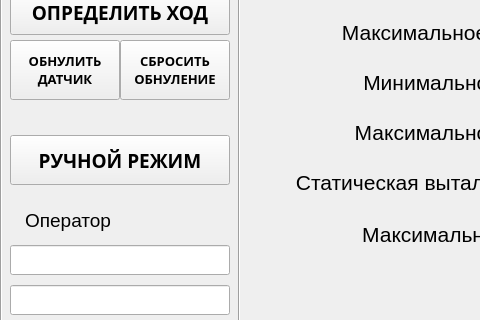
The window that ui/mainui.ui (Skorikof/SPG-023MK) describes before a commit, drawn with Qt 5; both pictures show x 0 to 480 and y 465 to 785 of the 1260 by 930 pixel window.
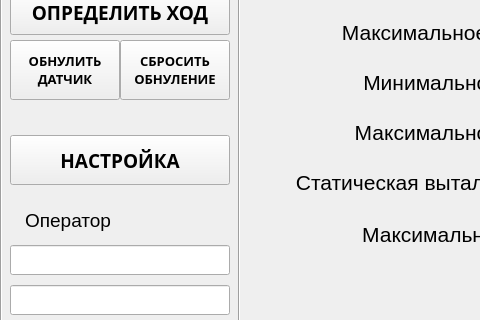
The same window after the commit. Custom widgets are drawn as their Qt base class.

Commit message: Изменено окно настройки. В контроллере добавлен внутренний флаг повтора испытания, мимо главного словаря

The edit to the form file:
```diff
--- a/ui/mainui.ui
+++ b/ui/mainui.ui
@@ -257,7 +257,7 @@
          </font>
         </property>
         <property name="text">
-         <string>РУЧНОЙ РЕЖИМ</string>
+         <string>НАСТРОЙКА</string>
         </property>
        </widget>
        <widget class="QPushButton" name="main_archive_btn">
```
The commit also changes 6 other files.
